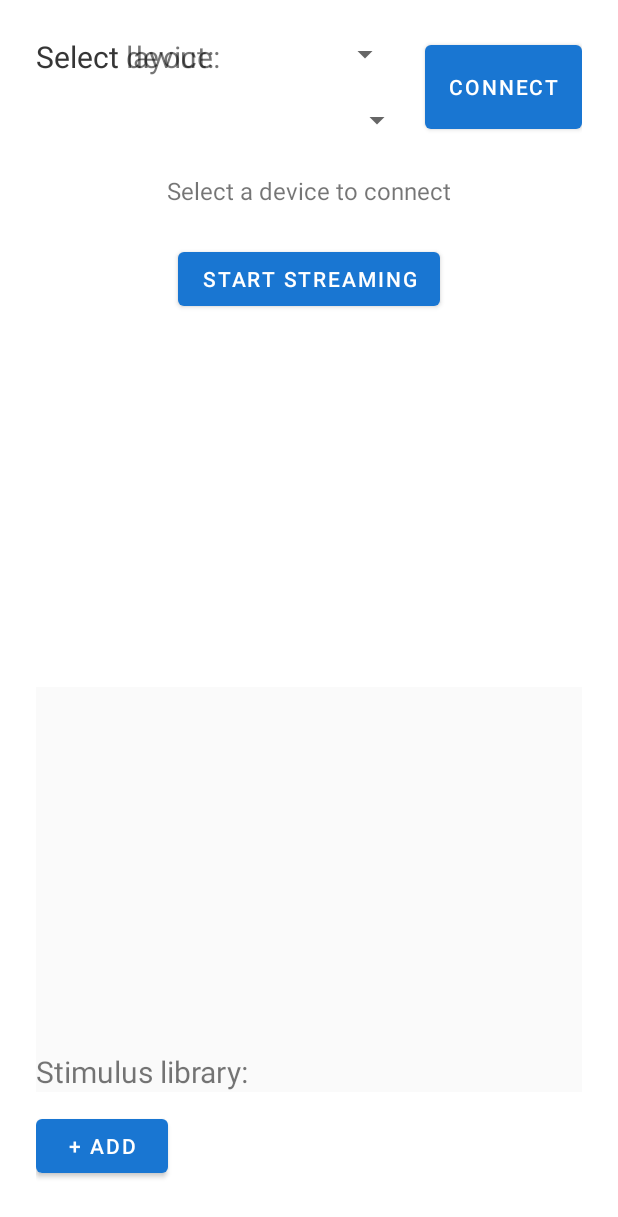
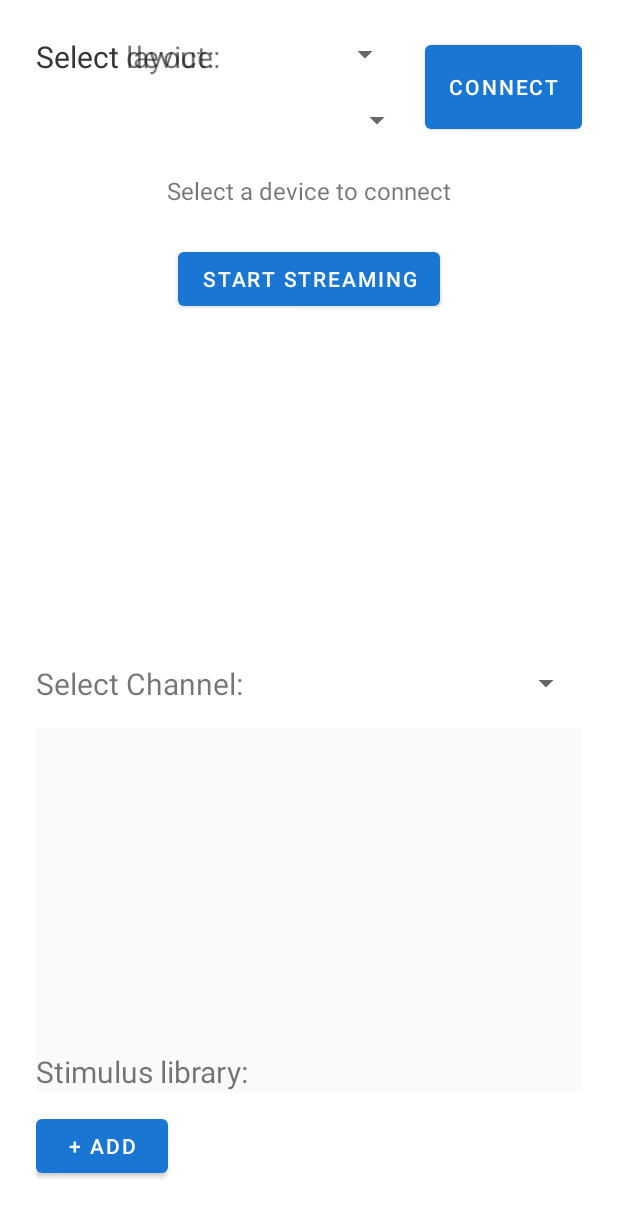
Before and after one commit to covatoki/NIRDuino_Companion_AndroidApp_260402_KC_KW, an Android app built with Jetpack Compose: the layout activity_stream_fnirs_data.xml on its own in the app's theme, with its tools: preview values and no code run, on a phone screen of 412 x 824 dp. Shown: the top 1217 px of the screen. Run offline under Robolectric (Android 15) with nearby library versions, the phone set to English and light mode, and no system bars.

Commit message:
Redundancies in layout-related SQI view fixed
Calculations were being performed in multiple places for LONG and SHORT channel calculations. Redundancies have been fixed.

```diff
--- a/app/src/main/java/com/example/nirduino_android_app_v2/device_communication/SignalQualityOverlay.kt
+++ b/app/src/main/java/com/example/nirduino_android_app_v2/device_communication/SignalQualityOverlay.kt
@@ -5,6 +5,7 @@ import android.graphics.*
 import android.util.AttributeSet
 import android.util.Log
 import android.view.View
+import com.example.nirduino_android_app_v2.device_communication_management.DisplayChannelData
 import com.example.nirduino_android_app_v2.layout_studio_files.OverlayElement
 
 class SignalQualityOverlay @JvmOverloads constructor(
@@ -13,8 +14,12 @@ class SignalQualityOverlay @JvmOverloads constructor(
 
     var sources: List<OverlayElement> = emptyList()
     var detectors: List<OverlayElement> = emptyList()
-    var channelPositions: List<Triple<Float, Float, Int>> = emptyList()
+    var channelPositions: List<DisplayChannelData> = emptyList()
     var sqiList: List<Float> = emptyList()
+
+    enum class ChannelType {
+        LONG, SHORT
+    }
 
     private val paint = Paint(Paint.ANTI_ALIAS_FLAG).apply {
         textAlign = Paint.Align.CENTER
@@ -25,11 +30,11 @@ class SignalQualityOverlay @JvmOverloads constructor(
     fun setOverlayData(
         sourceList: List<OverlayElement>,
         detectorList: List<OverlayElement>,
-        channelList: List<Triple<Float, Float, Int>>
+        channelList: List<DisplayChannelData>
     ) {
         // Collect all X and Y values across sources, detectors, and channels
-        val allX = (sourceList + detectorList).map { it.x } + channelList.map { it.first }
-        val allY = (sourceList + detectorList).map { it.y } + channelList.map { it.second }
+        val allX = (sourceList + detectorList).map { it.x } + channelList.map { it.x }
+        val allY = (sourceList + detectorList).map { it.y } + channelList.map { it.y }
 
         val minX = allX.minOrNull() ?: 0f
         val maxX = allX.maxOrNull() ?: 1f
@@ -45,7 +50,7 @@ class SignalQualityOverlay @JvmOverloads constructor(
 
         sources = sourceList.map { it.copy(x = normalizeX(it.x), y = normalizeY(it.y)) }
         detectors = detectorList.map { it.copy(x = normalizeX(it.x), y = normalizeY(it.y)) }
-        channelPositions = channelList.map { (x, y, ch) -> Triple(normalizeX(x), normalizeY(y), ch) }
+        channelPositions = channelList.map { it.copy(x = normalizeX(it.x), y = normalizeY(it.y) ) }
 
         invalidate()
     }
@@ -58,8 +63,9 @@ class SignalQualityOverlay @JvmOverloads constructor(
     override fun onDraw(canvas: Canvas) {
         super.onDraw(canvas)
 
+        Log.d("SQI_OVERLAY_ONDRAW", sqiList.toString())
+
         canvas.drawColor(Color.WHITE)
-        Log.d("SQI_OVERLAY_ONDRAW", "Canvas size = ${width},${height}")
 
         // Draw sources (gray circles)
         paint.color = Color.LTGRAY
@@ -80,15 +86,12 @@ class SignalQualityOverlay @JvmOverloads constructor(
             canvas.drawRect(x - size / 2, y - size / 2, x + size / 2, y + size / 2, paint)
         }
 
-        Log.d("channelList", channelPositions.size.toString())
+//        Log.d("SQI_OVERLAY_ONDRAW_channelList", channelPositions.size.toString())
 
         // Draw channels (diamond shape) with SQI
-        channelPositions.forEachIndexed { i, (xNorm, yNorm, chNum) ->
-            val x = xNorm * width
-            val y = yNorm * height
-
-            var coordinateString = x.toString() + " , "  + y.toString()
-//            Log.d("channelCoordinates", coordinateString)
+        channelPositions.forEachIndexed { i, channelData ->
+            val x = channelData.x * width
+            val y = channelData.y * height
 
             val sqi = sqiList.getOrNull(i) ?: 0f
             val color = when {
@@ -97,6 +100,7 @@ class SignalQualityOverlay @JvmOverloads constructor(
                 else -> Color.parseColor("#44AA99") // green-accessible
             }
 
+            // Draw diamond for channel
             paint.color = color
             val path = Path().apply {
                 moveTo(x, y - 10f)
@@ -107,10 +111,11 @@ class SignalQualityOverlay @JvmOverloads constructor(
             }
             canvas.drawPath(path, paint)
 
+            // Draw label
             paint.color = Color.BLACK
             paint.textSize = 20f
-            var channelNumber = chNum + 1
-            canvas.drawText("C$channelNumber", x+10f, y + 20f, paint)
+            canvas.drawText("C${channelData.channelNumber + 1}", x + 10f, y + 20f, paint)
         }
+
     }
 }
--- a/app/src/main/res/layout/activity_edit_layout.xml
+++ b/app/src/main/res/layout/activity_edit_layout.xml
@@ -30,11 +30,11 @@
 
         <Button
             android:id="@+id/saveButton"
-            android:layout_width="0dp"
+            android:layout_width="55dp"
             android:layout_height="wrap_content"
             android:layout_weight="1"
+            android:background="@color/colorAccentValue"
             android:text="Save"
-            android:background="@color/colorAccentValue"
             android:textColor="#FFFFFF" />
 
         <Space
--- a/app/src/main/res/layout/activity_stream_fnirs_data.xml
+++ b/app/src/main/res/layout/activity_stream_fnirs_data.xml
@@ -106,14 +106,43 @@
         app:layout_constraintTop_toBottomOf="@id/btn_stream_toggle"
  />
 
+    <!-- Spinner row with label -->
+    <LinearLayout
+        android:id="@+id/channel_spinner_row"
+        android:layout_width="match_parent"
+        android:layout_height="wrap_content"
+        android:orientation="horizontal"
+        android:gravity="center_vertical"
+        android:layout_marginBottom="8dp"
+        android:layout_marginTop="16dp"
+        app:layout_constraintTop_toBottomOf="@id/sqi_overlay">
+
+        <TextView
+            android:id="@+id/label_select_channel"
+            android:layout_width="wrap_content"
+            android:layout_height="wrap_content"
+            android:text="Select Channel:"
+            android:textSize="@dimen/font_size_header2"
+            android:layout_marginEnd="8dp" />
+
+        <Spinner
+            android:id="@+id/spinner_channels"
+            android:layout_width="0dp"
+            android:layout_height="wrap_content"
+            android:layout_weight="1"
+            android:spinnerMode="dropdown" />
+
+    </LinearLayout>
+
+
     <!-- Placeholder for real-time plot -->
     <com.example.nirduino_android_app_v2.device_communication.ChannelPlotView
         android:id="@+id/channel_plot_view"
         android:layout_width="match_parent"
         android:layout_height="300dp"
         android:background="#FFFAFAFA"
-        android:layout_marginTop="32dp"
-        app:layout_constraintTop_toBottomOf="@id/sqi_overlay"
+        android:layout_marginTop="16dp"
+        app:layout_constraintTop_toBottomOf="@id/channel_spinner_row"
         app:layout_constraintStart_toStartOf="parent"
         app:layout_constraintEnd_toEndOf="parent"/>
 
```
Also changed, not shown: app/src/main/java/com/example/nirduino_android_app_v2/device_communication/StreamfNIRSData.kt (+67 -50 lines), app/src/main/java/com/example/nirduino_android_app_v2/device_communication_management/BLEConnectionManager.kt (+6 -3 lines), app/src/main/java/com/example/nirduino_android_app_v2/device_communication_management/DataParsingAndProcessing.kt (+10 -6 lines), app/src/main/java/com/example/nirduino_android_app_v2/device_communication_management/DisplayDataFormatter.kt (+0 -75 lines).
